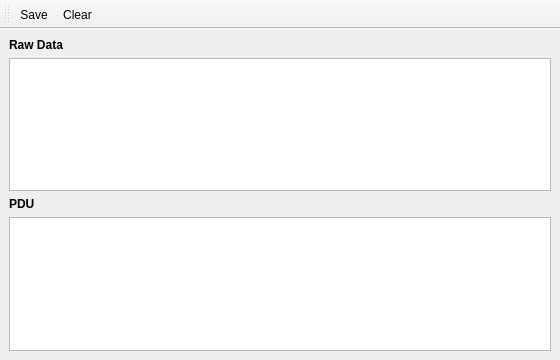
Qt form forms/busmonitor.ui (TomTinkering/CfgBus-GUI) before a commit.
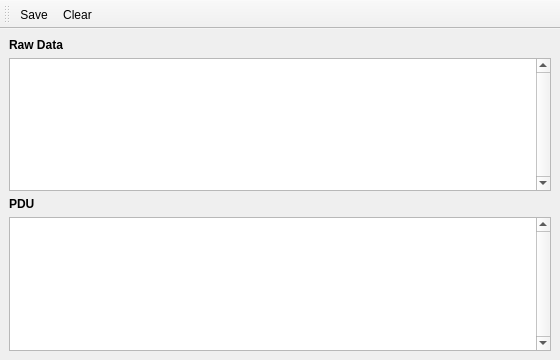
The same form after that commit. Icons and pictures are not drawn.

Diff of the .ui file:
```diff
--- a/forms/busmonitor.ui
+++ b/forms/busmonitor.ui
@@ -71,6 +71,12 @@
         <property name="frameShadow">
          <enum>QFrame::Plain</enum>
         </property>
+        <property name="verticalScrollBarPolicy">
+         <enum>Qt::ScrollBarAlwaysOn</enum>
+        </property>
+        <property name="horizontalScrollBarPolicy">
+         <enum>Qt::ScrollBarAlwaysOff</enum>
+        </property>
         <property name="editTriggers">
          <set>QAbstractItemView::NoEditTriggers</set>
         </property>
@@ -118,6 +124,12 @@
         <property name="lineWidth">
          <number>1</number>
         </property>
+        <property name="verticalScrollBarPolicy">
+         <enum>Qt::ScrollBarAlwaysOn</enum>
+        </property>
+        <property name="horizontalScrollBarPolicy">
+         <enum>Qt::ScrollBarAlwaysOff</enum>
+        </property>
         <property name="tabChangesFocus">
          <bool>false</bool>
         </property>
```
